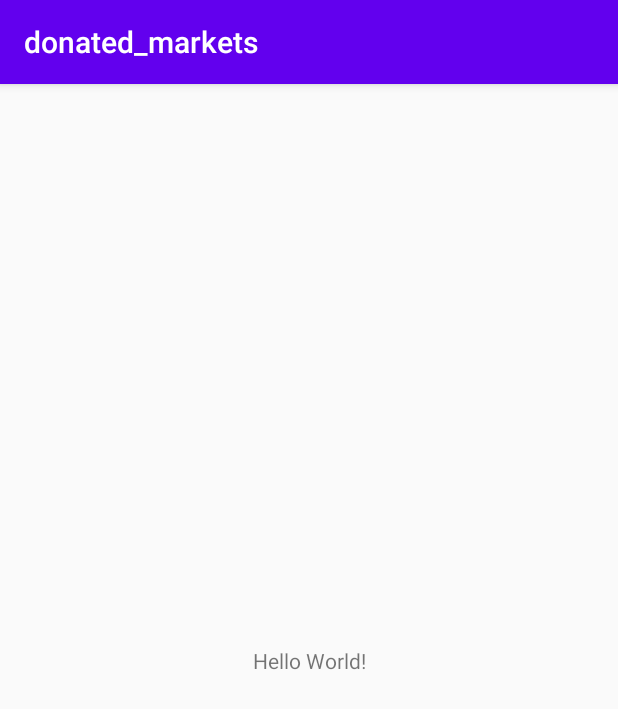
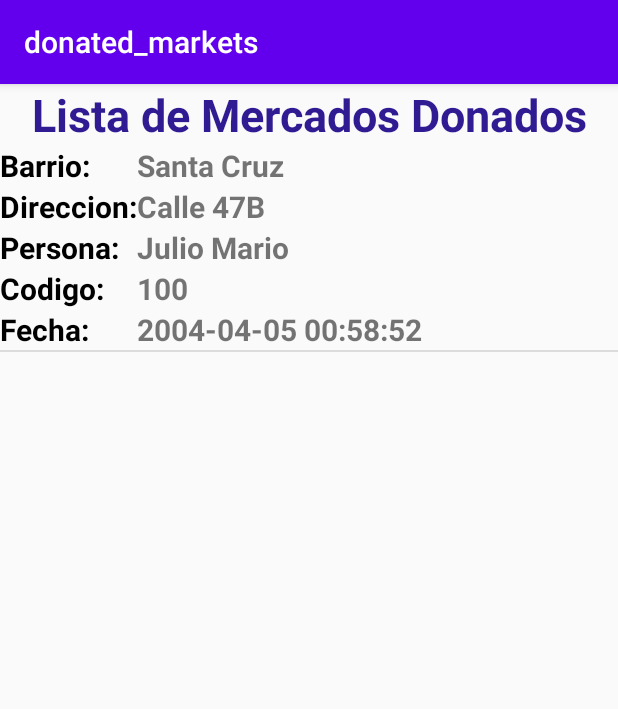
Before and after one commit to Rompni/donated_markets, an Android app: the screen it shows after launch (MainActivity before the commit, MarketListActivity after it), on a phone screen of 412 x 824 dp. Shown: the top 709 px of the screen. Run offline under Robolectric (Android 15) with nearby library versions, the phone set to English and light mode, and no system bars.

Commit message:
arreglé el crud de SQLite, uso de arrayAdapter, vista simple para mostrar los mercados

```diff
--- a/app/src/main/AndroidManifest.xml
+++ b/app/src/main/AndroidManifest.xml
@@ -9,6 +9,7 @@
         android:roundIcon="@mipmap/ic_launcher_round"
         android:supportsRtl="true"
         android:theme="@style/AppTheme">
+        <activity android:name=".MarketListActivity"></activity>
         <activity android:name=".MainActivity">
             <intent-filter>
                 <action android:name="android.intent.action.MAIN" />
--- a/app/src/main/java/com/edu/unimagdalena/appmoviles/donated_markets/MainActivity.java
+++ b/app/src/main/java/com/edu/unimagdalena/appmoviles/donated_markets/MainActivity.java
@@ -2,6 +2,7 @@ package com.edu.unimagdalena.appmoviles.donated_markets;
 
 import androidx.appcompat.app.AppCompatActivity;
 
+import android.content.Intent;
 import android.os.Bundle;
 
 public class MainActivity extends AppCompatActivity {
@@ -10,5 +11,8 @@ public class MainActivity extends AppCompatActivity {
     protected void onCreate(Bundle savedInstanceState) {
         super.onCreate(savedInstanceState);
         setContentView(R.layout.activity_main);
+        Intent i = new Intent(this, MarketListActivity.class);
+        //i.setFlags(Intent.FLAG_ACTIVITY_NEW_TASK | Intent.FLAG_ACTIVITY_CLEAR_TASK);
+        startActivity(i);
     }
 }
--- a/app/src/main/java/com/edu/unimagdalena/appmoviles/donated_markets/Market.java
+++ b/app/src/main/java/com/edu/unimagdalena/appmoviles/donated_markets/Market.java
@@ -2,11 +2,11 @@ package com.edu.unimagdalena.appmoviles.donated_markets;
 
 public class Market {
 
-    int marketID;
-    String marketNeighborhood;
-    String marketHomeAddress;
-    String marketDatetime;
-    String marketPersonReceives;
+    private int marketID;
+    private String marketNeighborhood;
+    private String marketHomeAddress;
+    private String marketDatetime;
+    private String marketPersonReceives;
 
     public Market(int marketID, String marketNeighborhood, String marketHomeAddress, String marketDatetime, String marketPersonReceives) {
         this.marketID = marketID;
--- /dev/null
+++ b/app/src/main/java/com/edu/unimagdalena/appmoviles/donated_markets/MarketAdapter.java
@@ -0,0 +1,65 @@
+package com.edu.unimagdalena.appmoviles.donated_markets;
+
+import android.annotation.SuppressLint;
+import android.content.Context;
+import android.os.Build;
+import android.view.LayoutInflater;
+import android.view.View;
+import android.view.ViewGroup;
+import android.widget.ArrayAdapter;
+import android.widget.TextView;
+
+import androidx.annotation.NonNull;
+import androidx.annotation.Nullable;
+import androidx.annotation.RequiresApi;
+
+import java.text.SimpleDateFormat;
+import java.time.Instant;
+import java.time.ZoneOffset;
+import java.time.ZonedDateTime;
+import java.util.ArrayList;
+import java.util.Date;
+import java.util.TimeZone;
+
+public class MarketAdapter extends ArrayAdapter<Market> {
+
+    public MarketAdapter(@NonNull Context context, @NonNull ArrayList<Market> objects) {
+        super(context,0, objects);
+    }
+
+    @RequiresApi(api = Build.VERSION_CODES.O)
+    @NonNull
+    @Override
+    public View getView(int position, @Nullable View convertView, @NonNull ViewGroup parent) {
+
+        Market m = getItem(position);
+
+        if(convertView == null)
+            convertView = LayoutInflater.from(getContext()).inflate(R.layout.market_view, parent, false);
+
+        TextView neighborhood = (TextView) convertView.findViewById(R.id.txtNeighborhood);
+        TextView homeaddress = (TextView) convertView.findViewById(R.id.txtHomeAddress);
+        TextView person = (TextView) convertView.findViewById(R.id.txtPerson);
+        TextView code = (TextView) convertView.findViewById(R.id.txtCode);
+        TextView date = (TextView) convertView.findViewById(R.id.txtDatetime);
+
+        if(m != null) {
+            try {
+                neighborhood.setText(m.getMarketNeighborhood());
+                homeaddress.setText(m.getMarketHomeAddress());
+                person.setText(m.getMarketPersonReceives());
+                code.setText(String.valueOf(m.getMarketID()));
+
+               long timestamp = Long.parseLong(m.getMarketDatetime());
+                Date expiry = new Date(timestamp * 1000L);
+                @SuppressLint("SimpleDateFormat") SimpleDateFormat jdf = new SimpleDateFormat("yyyy-MM-dd HH:mm:ss ");
+
+                date.setText(jdf.format(expiry));
+            }catch (Exception ex){
+                System.out.println( " ERRORES " + ex.getMessage());
+            }
+
+        }
+        return convertView;
+    }
+}
--- a/app/src/main/java/com/edu/unimagdalena/appmoviles/donated_markets/MarkerController.java
+++ b/app/src/main/java/com/edu/unimagdalena/appmoviles/donated_markets/MarketController.java
@@ -9,12 +9,12 @@ import android.widget.Toast;
 import java.util.ArrayList;
 import java.util.List;
 
-public class MarkerController {
+public class MarketController {
 
     private DBHandler db;
     private Context c;
 
-    public MarkerController(Context c) {
+    public MarketController(Context c) {
         this.db = new DBHandler(c);
         this.c = c;
     }
@@ -34,10 +34,10 @@ public class MarkerController {
             values.put(DefDB.KEY_MARKET_ID, market.getMarketID());
             values.put(DefDB.KEY_MARKET_NEIGHBORHOOD, market.getMarketNeighborhood());
             values.put(DefDB.KEY_MARKET_HOMEADDRESS, market.getMarketHomeAddress());
-            values.put(DefDB.KEY_MARKET_DATETIME, market.getMarketDatetime());
+            values.put(DefDB.KEY_MARKET_DATETIME, Integer.parseInt(market.getMarketDatetime()));
             values.put(DefDB.KEY_MARKET_PERSONRECEIVES, market.getMarketPersonReceives());
 
-            sql.insert(DefDB.TABLE_MARKETS, null, values);
+            long id =  sql.insert(DefDB.TABLE_MARKETS, null, values);
             sql.close();
             Toast.makeText(c, "market added " , Toast.LENGTH_LONG).show();
 
@@ -60,7 +60,7 @@ public class MarkerController {
                 null,
                 null);
 
-        if (cursor != null) {
+        if (cursor.getCount() > 0) {
             cursor.moveToFirst();
 
             Market market = new Market(
@@ -90,7 +90,8 @@ public class MarkerController {
         Cursor cursor = sql.rawQuery(selectQuery, null);
 
         // Looping through all rows and adding to list
-        if (cursor.moveToFirst()) {
+        if (cursor.getCount() > 0) {
+            cursor.moveToFirst();
             do {
                 Market market = new Market(
                         cursor.getInt(0),
@@ -113,7 +114,8 @@ public class MarkerController {
         SQLiteDatabase sql = db.getWritableDatabase();
 
         Cursor cursor = sql.query(DefDB.TABLE_MARKETS,
-                new String[] { DefDB.KEY_MARKET_ID, DefDB.KEY_MARKET_NEIGHBORHOOD, DefDB.KEY_MARKET_HOMEADDRESS,DefDB.KEY_MARKET_DATETIME, DefDB.KEY_MARKET_PERSONRECEIVES },
+                new String[] { DefDB.KEY_MARKET_ID, DefDB.KEY_MARKET_NEIGHBORHOOD,
+                               DefDB.KEY_MARKET_HOMEADDRESS, "datetime("+DefDB.KEY_MARKET_DATETIME+ "", DefDB.KEY_MARKET_PERSONRECEIVES },
                 DefDB.KEY_MARKET_NEIGHBORHOOD+ "=?",
                 new String[] { String.valueOf(marketNeighborhood)},
                 null,
--- /dev/null
+++ b/app/src/main/java/com/edu/unimagdalena/appmoviles/donated_markets/MarketListActivity.java
@@ -0,0 +1,44 @@
+package com.edu.unimagdalena.appmoviles.donated_markets;
+
+import androidx.appcompat.app.AppCompatActivity;
+
+import android.content.Context;
+import android.os.Bundle;
+import android.widget.ArrayAdapter;
+import android.widget.ListView;
+
+import java.util.ArrayList;
+import java.util.List;
+
+public class MarketListActivity extends AppCompatActivity {
+
+    ListView mklist;
+    MarketController mc;
+    ArrayList<Market> arrayOfMarkets;
+    Market m;
+    Context c;
+
+    @Override
+    protected void onCreate(Bundle savedInstanceState) {
+        super.onCreate(savedInstanceState);
+        setContentView(R.layout.activity_market_list);
+
+        mc = new MarketController(this);
+        //EXAMPLE
+
+        m = new Market(100, "Santa Cruz", "Calle 47B",
+                "1081126732", "Julio Mario");
+        if (mc.getMarket(m.getMarketID()) == null)
+            mc.addMarket(m);
+
+        // Construct the data source
+        arrayOfMarkets= new ArrayList<>(mc.getAllMarkets());
+        c = this;
+        // Create the adapter to convert the array to views
+        MarketAdapter adapter = new MarketAdapter(this, arrayOfMarkets);
+        // Attach the adapter to a ListView
+        mklist = (ListView) findViewById(R.id.marketList);
+        mklist.setAdapter(adapter);
+    }
+
+}
--- /dev/null
+++ b/app/src/main/res/layout/activity_market_list.xml
@@ -0,0 +1,24 @@
+<?xml version="1.0" encoding="utf-8"?>
+<LinearLayout xmlns:android="http://schemas.android.com/apk/res/android"
+    xmlns:app="http://schemas.android.com/apk/res-auto"
+    xmlns:tools="http://schemas.android.com/tools"
+    android:layout_width="match_parent"
+    android:layout_height="match_parent"
+    android:orientation="vertical"
+    tools:context=".MarketListActivity">
+
+    <TextView
+        android:id="@+id/textView6"
+        android:layout_width="match_parent"
+        android:layout_height="wrap_content"
+        android:text="Lista de Mercados Donados"
+        android:textAlignment="center"
+        android:textColor="#311B92"
+        android:textSize="30sp"
+        android:textStyle="bold" />
+
+    <ListView
+        android:id="@+id/marketList"
+        android:layout_width="match_parent"
+        android:layout_height="match_parent" />
+</LinearLayout>
--- /dev/null
+++ b/app/src/main/res/layout/market_view.xml
@@ -0,0 +1,122 @@
+<?xml version="1.0" encoding="utf-8"?>
+<LinearLayout xmlns:android="http://schemas.android.com/apk/res/android"
+    android:layout_width="match_parent"
+    android:layout_height="match_parent"
+    android:orientation="vertical">
+
+    <TableLayout
+        android:layout_width="match_parent"
+        android:layout_height="match_parent">
+
+        <TableRow
+            android:layout_width="match_parent"
+            android:layout_height="match_parent" >
+
+            <TextView
+                android:id="@+id/textView"
+                android:layout_width="wrap_content"
+                android:layout_height="wrap_content"
+                android:text="Barrio:"
+                android:textColor="#000000"
+                android:textSize="20sp"
+                android:textStyle="bold" />
+
+            <TextView
+                android:id="@+id/txtNeighborhood"
+                android:layout_width="wrap_content"
+                android:layout_height="wrap_content"
+                android:text="TextView"
+                android:textSize="20sp"
+                android:textStyle="bold" />
+        </TableRow>
+
+        <TableRow
+            android:layout_width="match_parent"
+            android:layout_height="match_parent" >
+
+            <TextView
+                android:id="@+id/textView2"
+                android:layout_width="wrap_content"
+                android:layout_height="wrap_content"
+                android:text="Direccion:"
+                android:textColor="#000000"
+                android:textSize="20sp"
+                android:textStyle="bold" />
+
+            <TextView
+                android:id="@+id/txtHomeAddress"
+                android:layout_width="wrap_content"
+                android:layout_height="wrap_content"
+                android:text="TextView"
+                android:textSize="20sp"
+                android:textStyle="bold" />
+        </TableRow>
+
+        <TableRow
+            android:layout_width="match_parent"
+            android:layout_height="match_parent" >
+
+            <TextView
+                android:id="@+id/textView3"
+                android:layout_width="wrap_content"
+                android:layout_height="wrap_content"
+                android:text="Persona:"
+                android:textColor="#000000"
+                android:textSize="20sp"
+                android:textStyle="bold" />
+
+            <TextView
+                android:id="@+id/txtPerson"
+                android:layout_width="wrap_content"
+                android:layout_height="wrap_content"
+                android:text="TextView"
+                android:textSize="20sp"
+                android:textStyle="bold" />
+        </TableRow>
+
+        <TableRow
+            android:layout_width="match_parent"
+            android:layout_height="match_parent" >
+
+            <TextView
+                android:id="@+id/textView4"
+                android:layout_width="wrap_content"
+                android:layout_height="wrap_content"
+                android:text="Codigo:"
+                android:textColor="#000000"
+                android:textSize="20sp"
+                android:textStyle="bold" />
+
+            <TextView
+                android:id="@+id/txtCode"
+                android:layout_width="wrap_content"
+                android:layout_height="wrap_content"
+                android:text="TextView"
+                android:textSize="20sp"
+                android:textStyle="bold" />
+
+        </TableRow>
+
+        <TableRow
+            android:layout_width="match_parent"
+            android:layout_height="match_parent" >
+
+            <TextView
+                android:id="@+id/textView5"
+                android:layout_width="wrap_content"
+                android:layout_height="wrap_content"
+                android:text="Fecha:"
+                android:textColor="#000000"
+                android:textSize="20sp"
+                android:textStyle="bold" />
+
+            <TextView
+                android:id="@+id/txtDatetime"
+                android:layout_width="wrap_content"
+                android:layout_height="wrap_content"
+                android:text="TextView"
+                android:textSize="20sp"
+                android:textStyle="bold" />
+        </TableRow>
+    </TableLayout>
+</LinearLayout>
```
